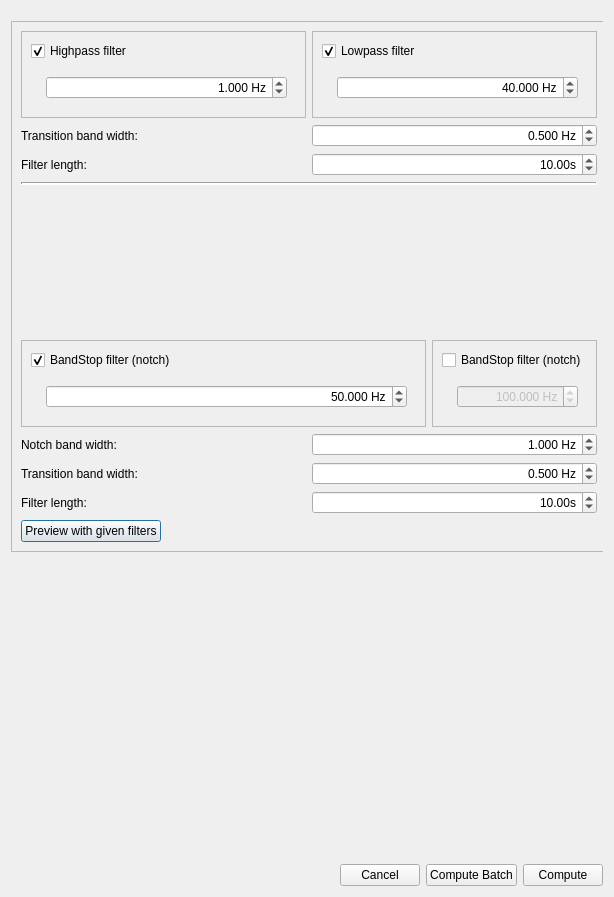
Qt form qt4Designer_ui_files/filterDialogUi.ui (cibr-jyu/meggie) before a commit.
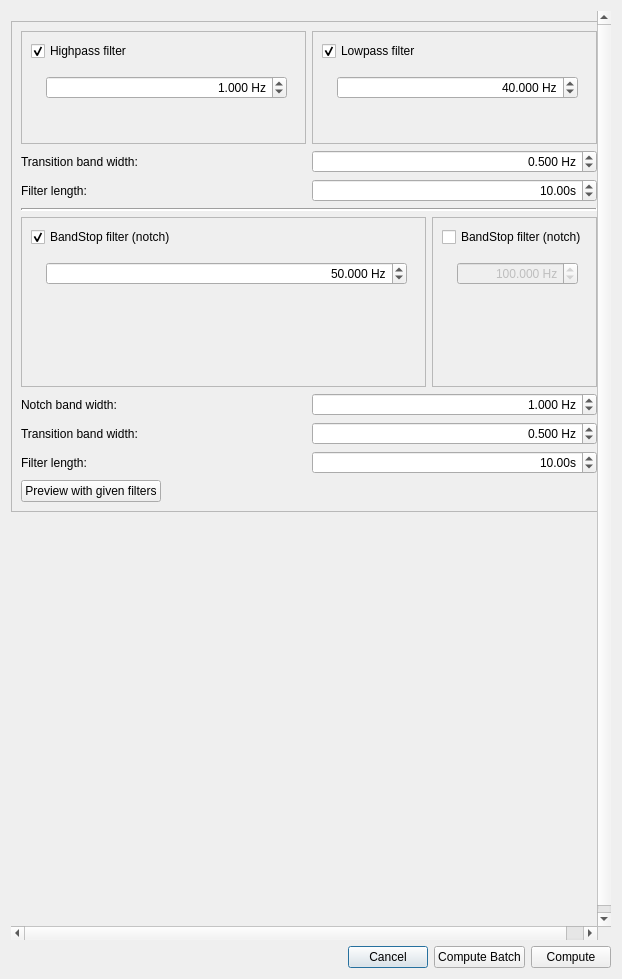
The same form after that commit.

Diff of the .ui file:
```diff
--- a/qt4Designer_ui_files/filterDialogUi.ui
+++ b/qt4Designer_ui_files/filterDialogUi.ui
@@ -6,14 +6,52 @@
    <rect>
     <x>0</x>
     <y>0</y>
-    <width>614</width>
-    <height>897</height>
+    <width>622</width>
+    <height>979</height>
    </rect>
   </property>
   <property name="windowTitle">
    <string>Filtering</string>
   </property>
   <layout class="QGridLayout" name="gridLayout">
+   <item row="2" column="0">
+    <layout class="QHBoxLayout" name="horizontalLayout">
+     <item>
+      <spacer name="horizontalSpacer_2">
+       <property name="orientation">
+        <enum>Qt::Horizontal</enum>
+       </property>
+       <property name="sizeHint" stdset="0">
+        <size>
+         <width>40</width>
+         <height>20</height>
+        </size>
+       </property>
+      </spacer>
+     </item>
+     <item>
+      <widget class="QPushButton" name="pushButtonCancel">
+       <property name="text">
+        <string>Cancel</string>
+       </property>
+      </widget>
+     </item>
+     <item>
+      <widget class="QPushButton" name="pushButtonComputeBatch">
+       <property name="text">
+        <string>Compute Batch</string>
+       </property>
+      </widget>
+     </item>
+     <item>
+      <widget class="QPushButton" name="pushButtonCompute">
+       <property name="text">
+        <string>Compute</string>
+       </property>
+      </widget>
+     </item>
+    </layout>
+   </item>
    <item row="0" column="0">
     <widget class="QScrollArea" name="scrollArea">
      <property name="frameShape">
@@ -27,17 +65,23 @@
        <rect>
         <x>0</x>
         <y>0</y>
-        <width>596</width>
-        <height>840</height>
+        <width>604</width>
+        <height>922</height>
        </rect>
       </property>
+      <property name="minimumSize">
+       <size>
+        <width>604</width>
+        <height>922</height>
+       </size>
+      </property>
       <widget class="QFrame" name="frameFilterSelection">
        <property name="geometry">
         <rect>
          <x>0</x>
          <y>10</y>
          <width>596</width>
-         <height>531</height>
+         <height>491</height>
         </rect>
        </property>
        <property name="sizePolicy">
@@ -62,7 +106,168 @@
         <number>0</number>
        </property>
        <layout class="QGridLayout" name="gridLayout_2">
-        <item row="4" column="0" colspan="2">
+        <item row="2" column="0">
+         <widget class="QFrame" name="frameBandPass">
+          <property name="frameShape">
+           <enum>QFrame::StyledPanel</enum>
+          </property>
+          <property name="frameShadow">
+           <enum>QFrame::Raised</enum>
+          </property>
+          <layout class="QGridLayout" name="gridLayout_5">
+           <item row="1" column="0">
+            <widget class="QFrame" name="frame_3">
+             <property name="enabled">
+              <bool>true</bool>
+             </property>
+             <property name="frameShape">
+              <enum>QFrame::NoFrame</enum>
+             </property>
+             <property name="frameShadow">
+              <enum>QFrame::Raised</enum>
+             </property>
+             <layout class="QFormLayout" name="formLayout_3">
+              <property name="fieldGrowthPolicy">
+               <enum>QFormLayout::AllNonFixedFieldsGrow</enum>
+              </property>
+              <item row="0" column="1">
+               <widget class="QDoubleSpinBox" name="doubleSpinBoxBandstopFreq">
+                <property name="alignment">
+                 <set>Qt::AlignRight|Qt::AlignTrailing|Qt::AlignVCenter</set>
+                </property>
+                <property name="suffix">
+                 <string> Hz</string>
+                </property>
+                <property name="decimals">
+                 <number>3</number>
+                </property>
+                <property name="maximum">
+                 <double>10000.000000000000000</double>
+                </property>
+                <property name="singleStep">
+                 <double>1.000000000000000</double>
+                </property>
+                <property name="value">
+                 <double>50.000000000000000</double>
+                </property>
+               </widget>
+              </item>
+             </layout>
+            </widget>
+           </item>
+           <item row="0" column="0">
+            <widget class="QCheckBox" name="checkBoxBandstop">
+             <property name="text">
+              <string>BandStop filter (notch)</string>
+             </property>
+             <property name="checked">
+              <bool>true</bool>
+             </property>
+            </widget>
+           </item>
+          </layout>
+         </widget>
+        </item>
+        <item row="2" column="1">
+         <widget class="QFrame" name="frameBandStop_3">
+          <property name="frameShape">
+           <enum>QFrame::StyledPanel</enum>
+          </property>
+          <property name="frameShadow">
+           <enum>QFrame::Raised</enum>
+          </property>
+          <layout class="QGridLayout" name="gridLayout_7">
+           <item row="1" column="0">
+            <widget class="QFrame" name="frame_4">
+             <property name="enabled">
+              <bool>false</bool>
+             </property>
+             <property name="frameShape">
+              <enum>QFrame::NoFrame</enum>
+             </property>
+             <property name="frameShadow">
+              <enum>QFrame::Raised</enum>
+             </property>
+             <layout class="QFormLayout" name="formLayout_4">
+              <property name="fieldGrowthPolicy">
+               <enum>QFormLayout::AllNonFixedFieldsGrow</enum>
+              </property>
+              <item row="0" column="1">
+               <widget class="QDoubleSpinBox" name="doubleSpinBoxBandstopFreq2">
+                <property name="alignment">
+                 <set>Qt::AlignRight|Qt::AlignTrailing|Qt::AlignVCenter</set>
+                </property>
+                <property name="suffix">
+                 <string> Hz</string>
+                </property>
+                <property name="decimals">
+                 <number>3</number>
+                </property>
+                <property name="maximum">
+                 <double>10000.000000000000000</double>
+                </property>
+                <property name="singleStep">
+                 <double>1.000000000000000</double>
+                </property>
+                <property name="value">
+                 <double>100.000000000000000</double>
+                </property>
+               </widget>
+              </item>
+             </layout>
+            </widget>
+           </item>
+           <item row="0" column="0">
+            <widget class="QCheckBox" name="checkBoxBandstop2">
+             <property name="text">
+              <string>BandStop filter (notch)</string>
+             </property>
+            </widget>
+           </item>
+          </layout>
+         </widget>
+        </item>
+        <item row="6" column="0">
+         <layout class="QHBoxLayout" name="horizontalLayout_8">
+          <item>
+           <widget class="QPushButton" name="pushButtonPreview">
+            <property name="enabled">
+             <bool>true</bool>
+            </property>
+            <property name="text">
+             <string>Preview with given filters</string>
+            </property>
+           </widget>
+          </item>
+          <item>
+           <spacer name="horizontalSpacer">
+            <property name="orientation">
+             <enum>Qt::Horizontal</enum>
+            </property>
+            <property name="sizeHint" stdset="0">
+             <size>
+              <width>40</width>
+              <height>20</height>
+             </size>
+            </property>
+           </spacer>
+          </item>
+         </layout>
+        </item>
+        <item row="1" column="0" colspan="2">
+         <widget class="Line" name="line">
+          <property name="lineWidth">
+           <number>2</number>
+          </property>
+          <property name="midLineWidth">
+           <number>0</number>
+          </property>
+          <property name="orientation">
+           <enum>Qt::Horizontal</enum>
+          </property>
+         </widget>
+        </item>
+        <item row="3" column="0" colspan="2">
          <layout class="QHBoxLayout" name="horizontalLayout_5">
           <item>
            <widget class="QLabel" name="labelBandStopNotchWidth">
@@ -95,6 +300,66 @@
           </item>
          </layout>
         </item>
+        <item row="4" column="0" colspan="2">
+         <layout class="QHBoxLayout" name="horizontalLayout_7">
+          <item>
+           <widget class="QLabel" name="labelTransBw">
+            <property name="text">
+             <string>Transition band width:</string>
+            </property>
+           </widget>
+          </item>
+          <item>
+           <widget class="QDoubleSpinBox" name="doubleSpinBoxNotchTransBw">
+            <property name="alignment">
+             <set>Qt::AlignRight|Qt::AlignTrailing|Qt::AlignVCenter</set>
+            </property>
+            <property name="suffix">
+             <string> Hz</string>
+            </property>
+            <property name="decimals">
+             <number>3</number>
+            </property>
+            <property name="minimum">
+             <double>0.100000000000000</double>
+            </property>
+            <property name="singleStep">
+             <double>0.100000000000000</double>
+            </property>
+            <property name="value">
+             <double>0.500000000000000</double>
+            </property>
+           </widget>
+          </item>
+         </layout>
+        </item>
+        <item row="5" column="0" colspan="2">
+         <layout class="QHBoxLayout" name="horizontalLayout_6">
+          <item>
+           <widget class="QLabel" name="labelBandstopFilterLength">
+            <property name="text">
+             <string>Filter length:</string>
+            </property>
+           </widget>
+          </item>
+          <item>
+           <widget class="QDoubleSpinBox" name="doubleSpinBoxBandStopLength">
+            <property name="alignment">
+             <set>Qt::AlignRight|Qt::AlignTrailing|Qt::AlignVCenter</set>
+            </property>
+            <property name="suffix">
+             <string>s</string>
+            </property>
+            <property name="singleStep">
+             <double>0.100000000000000</double>
+            </property>
+            <property name="value">
+             <double>10.000000000000000</double>
+            </property>
+           </widget>
+          </item>
+         </layout>
+        </item>
         <item row="0" column="0" colspan="2">
          <layout class="QVBoxLayout" name="verticalLayout">
           <item>
@@ -299,296 +564,21 @@
           </item>
          </layout>
         </item>
-        <item row="6" column="0" colspan="2">
-         <layout class="QHBoxLayout" name="horizontalLayout_6">
-          <item>
-           <widget class="QLabel" name="labelBandstopFilterLength">
-            <property name="text">
-             <string>Filter length:</string>
-            </property>
-           </widget>
-          </item>
-          <item>
-           <widget class="QDoubleSpinBox" name="doubleSpinBoxBandStopLength">
-            <property name="alignment">
-             <set>Qt::AlignRight|Qt::AlignTrailing|Qt::AlignVCenter</set>
-            </property>
-            <property name="suffix">
-             <string>s</string>
-            </property>
-            <property name="singleStep">
-             <double>0.100000000000000</double>
-            </property>
-            <property name="value">
-             <double>10.000000000000000</double>
-            </property>
-           </widget>
-          </item>
-         </layout>
-        </item>
-        <item row="1" column="0" colspan="2">
-         <widget class="Line" name="line">
-          <property name="lineWidth">
-           <number>2</number>
-          </property>
-          <property name="midLineWidth">
-           <number>0</number>
-          </property>
-          <property name="orientation">
-           <enum>Qt::Horizontal</enum>
-          </property>
-         </widget>
-        </item>
-        <item row="3" column="0">
-         <widget class="QFrame" name="frameBandPass">
-          <property name="frameShape">
-           <enum>QFrame::StyledPanel</enum>
-          </property>
-          <property name="frameShadow">
-           <enum>QFrame::Raised</enum>
-          </property>
-          <layout class="QGridLayout" name="gridLayout_5">
-           <item row="1" column="0">
-            <widget class="QFrame" name="frame_3">
-             <property name="enabled">
-              <bool>true</bool>
-             </property>
-             <property name="frameShape">
-              <enum>QFrame::NoFrame</enum>
-             </property>
-             <property name="frameShadow">
-              <enum>QFrame::Raised</enum>
-             </property>
-             <layout class="QFormLayout" name="formLayout_3">
-              <property name="fieldGrowthPolicy">
-               <enum>QFormLayout::AllNonFixedFieldsGrow</enum>
-              </property>
-              <item row="0" column="1">
-               <widget class="QDoubleSpinBox" name="doubleSpinBoxBandstopFreq">
-                <property name="alignment">
-                 <set>Qt::AlignRight|Qt::AlignTrailing|Qt::AlignVCenter</set>
-                </property>
-                <property name="suffix">
-                 <string> Hz</string>
-                </property>
-                <property name="decimals">
-                 <number>3</number>
-                </property>
-                <property name="maximum">
-                 <double>10000.000000000000000</double>
-                </property>
-                <property name="singleStep">
-                 <double>1.000000000000000</double>
-                </property>
-                <property name="value">
-                 <double>50.000000000000000</double>
-                </property>
-               </widget>
-              </item>
-             </layout>
-            </widget>
-           </item>
-           <item row="0" column="0">
-            <widget class="QCheckBox" name="checkBoxBandstop">
-             <property name="text">
-              <string>BandStop filter (notch)</string>
-             </property>
-             <property name="checked">
-              <bool>true</bool>
-             </property>
-            </widget>
-           </item>
-          </layout>
-         </widget>
-        </item>
-        <item row="3" column="1">
-         <widget class="QFrame" name="frameBandStop_3">
-          <property name="frameShape">
-           <enum>QFrame::StyledPanel</enum>
-          </property>
-          <property name="frameShadow">
-           <enum>QFrame::Raised</enum>
-          </property>
-          <layout class="QGridLayout" name="gridLayout_7">
-           <item row="1" column="0">
-            <widget class="QFrame" name="frame_4">
-             <property name="enabled">
-              <bool>false</bool>
-             </property>
-             <property name="frameShape">
-              <enum>QFrame::NoFrame</enum>
-             </property>
-             <property name="frameShadow">
-              <enum>QFrame::Raised</enum>
-             </property>
-             <layout class="QFormLayout" name="formLayout_4">
-              <property name="fieldGrowthPolicy">
-               <enum>QFormLayout::AllNonFixedFieldsGrow</enum>
-              </property>
-              <item row="0" column="1">
-               <widget class="QDoubleSpinBox" name="doubleSpinBoxBandstopFreq2">
-                <property name="alignment">
-                 <set>Qt::AlignRight|Qt::AlignTrailing|Qt::AlignVCenter</set>
-                </property>
-                <property name="suffix">
-                 <string> Hz</string>
-                </property>
-                <property name="decimals">
-                 <number>3</number>
-                </property>
-                <property name="maximum">
-                 <double>10000.000000000000000</double>
-                </property>
-                <property name="singleStep">
-                 <double>1.000000000000000</double>
-                </property>
-                <property name="value">
-                 <double>100.000000000000000</double>
-                </property>
-               </widget>
-              </item>
-             </layout>
-            </widget>
-           </item>
-           <item row="0" column="0">
-            <widget class="QCheckBox" name="checkBoxBandstop2">
-             <property name="text">
-              <string>BandStop filter (notch)</string>
-             </property>
-            </widget>
-           </item>
-          </layout>
-         </widget>
-        </item>
-        <item row="2" column="0">
-         <spacer name="verticalSpacer">
-          <property name="orientation">
-           <enum>Qt::Vertical</enum>
-          </property>
-          <property name="sizeHint" stdset="0">
-           <size>
-            <width>20</width>
-            <height>40</height>
-           </size>
-          </property>
-         </spacer>
-        </item>
-        <item row="5" column="0" colspan="2">
-         <layout class="QHBoxLayout" name="horizontalLayout_7">
-          <item>
-           <widget class="QLabel" name="labelTransBw">
-            <property name="text">
-             <string>Transition band width:</string>
-            </property>
-           </widget>
-          </item>
-          <item>
-           <widget class="QDoubleSpinBox" name="doubleSpinBoxNotchTransBw">
-            <property name="alignment">
-             <set>Qt::AlignRight|Qt::AlignTrailing|Qt::AlignVCenter</set>
-            </property>
-            <property name="suffix">
-             <string> Hz</string>
-            </property>
-            <property name="decimals">
-             <number>3</number>
-            </property>
-            <property name="minimum">
-             <double>0.100000000000000</double>
-            </property>
-            <property name="singleStep">
-             <double>0.100000000000000</double>
-            </property>
-            <property name="value">
-             <double>0.500000000000000</double>
-            </property>
-           </widget>
-          </item>
-         </layout>
-        </item>
-        <item row="7" column="0">
-         <layout class="QHBoxLayout" name="horizontalLayout_8">
-          <item>
-           <widget class="QPushButton" name="pushButtonPreview">
-            <property name="enabled">
-             <bool>true</bool>
-            </property>
-            <property name="text">
-             <string>Preview with given filters</string>
-            </property>
-           </widget>
-          </item>
-          <item>
-           <spacer name="horizontalSpacer">
-            <property name="orientation">
-             <enum>Qt::Horizontal</enum>
-            </property>
-            <property name="sizeHint" stdset="0">
-             <size>
-              <width>40</width>
-              <height>20</height>
-             </size>
-            </property>
-           </spacer>
-          </item>
-         </layout>
-        </item>
        </layout>
       </widget>
       <widget class="QWidget" name="widget" native="true">
        <property name="geometry">
         <rect>
          <x>9</x>
-         <y>550</y>
-         <width>581</width>
-         <height>281</height>
+         <y>510</y>
+         <width>301</width>
+         <height>371</height>
         </rect>
        </property>
       </widget>
-      <zorder>frameFilterSelection</zorder>
-      <zorder>widget</zorder>
-      <zorder>widget</zorder>
      </widget>
     </widget>
    </item>
-   <item row="2" column="0">
-    <layout class="QHBoxLayout" name="horizontalLayout">
-     <item>
-      <spacer name="horizontalSpacer_2">
-       <property name="orientation">
-        <enum>Qt::Horizontal</enum>
-       </property>
-       <property name="sizeHint" stdset="0">
-        <size>
-         <width>40</width>
-         <height>20</height>
-        </size>
-       </property>
-      </spacer>
-     </item>
-     <item>
-      <widget class="QPushButton" name="pushButtonCancel">
-       <property name="text">
-        <string>Cancel</string>
-       </property>
-      </widget>
-     </item>
-     <item>
-      <widget class="QPushButton" name="pushButtonComputeBatch">
-       <property name="text">
-        <string>Compute Batch</string>
-       </property>
-      </widget>
-     </item>
-     <item>
-      <widget class="QPushButton" name="pushButtonCompute">
-       <property name="text">
-        <string>Compute</string>
-       </property>
-      </widget>
-     </item>
-    </layout>
-   </item>
   </layout>
  </widget>
  <tabstops>
```
